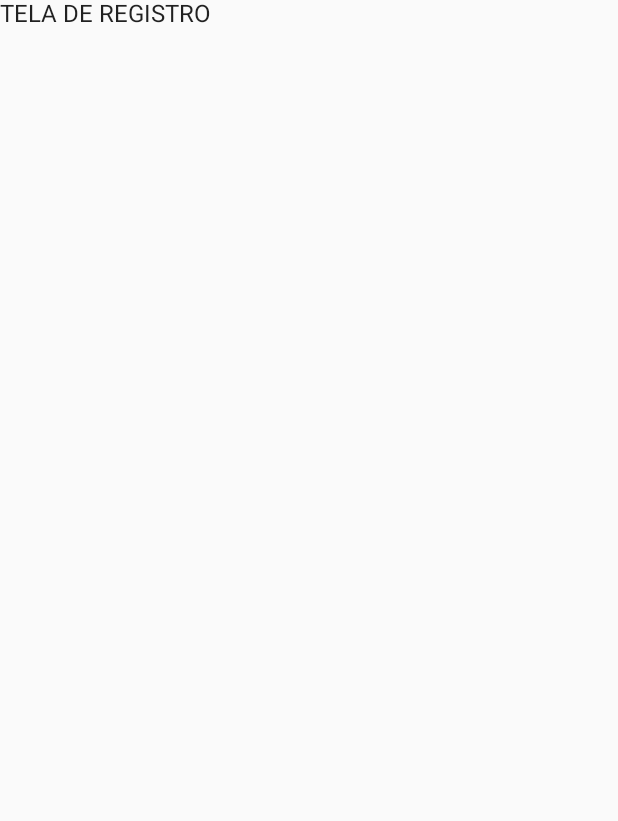
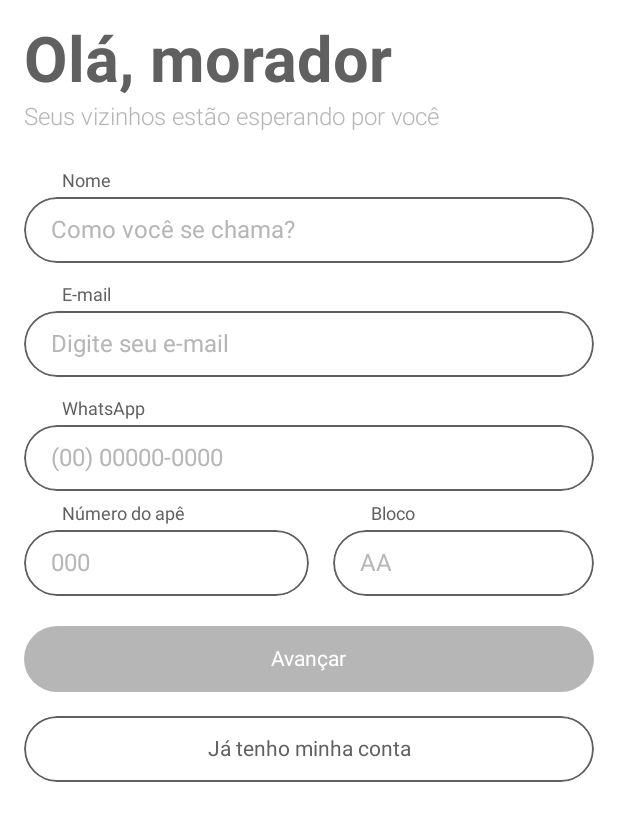
Before and after one commit to rodrigopedro81/QualApeCompose, an Android app built with Jetpack Compose: the RegisterScreen screen opened through its navigation route, on a phone screen of 412 x 824 dp. Before the commit the part shown is almost empty. Shown: the top 821 px of the screen. Run offline under Robolectric (Android 15) with nearby library versions, the phone set to English and light mode, and no system bars; our stand-ins replace Dagger/Hilt's generated code.

Commit message:
Several changes

```diff
--- a/app/src/main/java/com/qualapecompose/app/navigation/MainNavGraph.kt
+++ b/app/src/main/java/com/qualapecompose/app/navigation/MainNavGraph.kt
@@ -3,7 +3,7 @@ package com.qualapecompose.app.navigation
 import androidx.compose.runtime.Composable
 import androidx.navigation.NavHostController
 import androidx.navigation.compose.NavHost
-import com.qualapecompose.app.login.login.loginRoute
+import com.qualapecompose.app.screens.login.loginRoute
 import com.qualapecompose.app.screens.register.registerRoute
 
 @Composable
--- a/app/src/main/java/com/qualapecompose/app/screens/login/LoginScreen.kt
+++ b/app/src/main/java/com/qualapecompose/app/screens/login/LoginScreen.kt
@@ -1,11 +1,9 @@
-package com.qualapecompose.app.login.login
+package com.qualapecompose.app.screens.login
 
 import android.util.Log
 import androidx.compose.foundation.background
 import androidx.compose.foundation.layout.*
-import androidx.compose.runtime.Composable
-import androidx.compose.runtime.mutableStateOf
-import androidx.compose.runtime.remember
+import androidx.compose.runtime.*
 import androidx.compose.ui.Modifier
 import androidx.compose.ui.graphics.Color
 import androidx.compose.ui.res.painterResource
@@ -20,9 +18,10 @@ import com.authentication.FirebaseAuthenticator
 import com.domain.commons.Verifier
 import com.qualapecompose.R
 import com.qualapecompose.app.navigation.Screen
-import com.qualapecompose.app.screens.login.LoginViewModel
+import com.qualapecompose.app.utils.OnStateChanged
 import com.qualapecompose.designSystem.*
 import com.qualapecompose.ui.theme.QualApeComposeTheme
+import kotlinx.coroutines.flow.collect
 
 fun NavGraphBuilder.loginRoute(navController: NavHostController) {
     composable(route = Screen.Login.route) {
@@ -41,12 +40,17 @@ fun LoginScreen(
             .fillMaxSize()
             .padding(horizontal = 16.dp)
     ) {
-        val verifier = Verifier()
         val primaryButtonState = remember { mutableStateOf(false) }
         val emailText = remember { mutableStateOf("") }
         val emailIsValid = remember { mutableStateOf(false) }
         val password = remember { mutableStateOf("") }
         val passwordIsValid = remember { mutableStateOf(false) }
+        passwordIsValid.OnStateChanged {
+            primaryButtonState.value = it && emailIsValid.value
+        }
+        emailIsValid.OnStateChanged {
+            primaryButtonState.value = it && passwordIsValid.value
+        }
         VerticalSpacer(40.dp)
         SimpleHeader(text = "Você já é de casa!")
         VerticalSpacer(4.dp)
@@ -59,8 +63,7 @@ fun LoginScreen(
             leadingIcon = painterResource(id = R.drawable.ic_email),
             hint = "Digite seu e-mail",
             onTextChanged = { text ->
-                emailIsValid.value = verifier.isEmailValid(text)
-                primaryButtonState.value = emailIsValid.value && passwordIsValid.value
+                emailIsValid.value = Verifier.isEmailValid(text)
             }
         )
         VerticalSpacer(14.dp)
@@ -71,9 +74,7 @@ fun LoginScreen(
             leadingIcon = painterResource(id = R.drawable.ic_password),
             hint = "Digite sua senha",
             onTextChanged = { text ->
-                passwordIsValid.value = verifier.isPasswordValid(text)
-                primaryButtonState.value =
-                    emailIsValid.value && passwordIsValid.value
+                passwordIsValid.value = Verifier.isPasswordValid(text)
             }
         )
         VerticalSpacer(32.dp)
@@ -115,7 +116,9 @@ fun LoginPreview() {
                     email: String,
                     password: String,
                     callback: (isSuccessful: Boolean, errorMessage: String?) -> Unit
-                ) {}
+                ) {
+                }
+
                 override fun register(
                     email: String,
                     password: String,
--- a/app/src/main/java/com/qualapecompose/app/screens/login/LoginViewModel.kt
+++ b/app/src/main/java/com/qualapecompose/app/screens/login/LoginViewModel.kt
@@ -1,5 +1,7 @@
 package com.qualapecompose.app.screens.login
 
+import androidx.compose.runtime.mutableStateOf
+import androidx.compose.runtime.remember
 import androidx.lifecycle.ViewModel
 import com.authentication.FirebaseAuthenticator
 import dagger.hilt.android.lifecycle.HiltViewModel
@@ -9,6 +11,8 @@ import javax.inject.Inject
 class LoginViewModel @Inject constructor(
     private val firebaseAuthenticator: FirebaseAuthenticator,
 ): ViewModel() {
+
+
 
     fun login(
         email: String,
--- a/app/src/main/java/com/qualapecompose/app/screens/register/RegisterScreen.kt
+++ b/app/src/main/java/com/qualapecompose/app/screens/register/RegisterScreen.kt
@@ -1,29 +1,131 @@
 package com.qualapecompose.app.screens.register
 
-import androidx.compose.foundation.clickable
-import androidx.compose.foundation.layout.Box
-import androidx.compose.material.Text
+import androidx.compose.foundation.background
+import androidx.compose.foundation.layout.*
 import androidx.compose.runtime.Composable
+import androidx.compose.runtime.mutableStateOf
+import androidx.compose.runtime.remember
 import androidx.compose.ui.Modifier
+import androidx.compose.ui.graphics.Color
+import androidx.compose.ui.tooling.preview.Preview
+import androidx.compose.ui.unit.dp
 import androidx.navigation.NavGraphBuilder
 import androidx.navigation.NavHostController
 import androidx.navigation.compose.composable
+import androidx.navigation.compose.rememberNavController
+import com.domain.commons.Verifier
 import com.qualapecompose.app.navigation.Screen
+import com.qualapecompose.app.utils.OnEachStateChanged
+import com.qualapecompose.designSystem.*
+import com.qualapecompose.ui.theme.QualApeComposeTheme
 
 fun NavGraphBuilder.registerRoute(navController: NavHostController) {
-    composable(route = Screen.Register.route){
+    composable(route = Screen.Register.route) {
         RegisterScreen(navController)
     }
 }
 
 @Composable
-fun RegisterScreen(navController: NavHostController) {
-    Box {
-        Text(
-            text = "TELA DE REGISTRO",
-            modifier = Modifier.clickable {
-                navController.navigate(Screen.Login.route)
-            }
+fun RegisterScreen(
+    navController: NavHostController,
+) {
+    Column(
+        modifier = Modifier
+            .background(Color.White)
+            .fillMaxSize()
+            .padding(16.dp)
+    )
+    {
+        val nameText = remember { mutableStateOf("") }
+        val nameIsValid = remember { mutableStateOf(false) }
+        val emailText = remember { mutableStateOf("") }
+        val emailIsValid = remember { mutableStateOf(false) }
+        val whatsappText = remember { mutableStateOf("") }
+        val whatsappIsValid = remember { mutableStateOf(false) }
+        val apartmentText = remember { mutableStateOf("") }
+        val apartmentIsValid = remember { mutableStateOf(false) }
+        val blockText = remember { mutableStateOf("") }
+        val blockIsValid = remember { mutableStateOf(false) }
+        val primaryButtonState = remember { mutableStateOf(false) }
+        listOf(
+            nameIsValid,
+            emailIsValid,
+            whatsappIsValid,
+            apartmentIsValid,
+            blockIsValid
+        ).OnEachStateChanged { observedStates, _ ->
+            primaryButtonState.value = observedStates.all { it.value }
+        }
+        SimpleHeader(text = "Olá, morador")
+        VerticalSpacer(dp = 4.dp)
+        SimpleCaption(text = "Seus vizinhos estão esperando por você")
+        VerticalSpacer(dp = 26.dp)
+        MainEditText(
+            text = nameText,
+            label = "Nome",
+            isValid = nameIsValid,
+//            leadingIcon = painterResource(id = R.drawable.ic_email),
+            hint = "Como você se chama?",
+            onTextChanged = { nameIsValid.value = Verifier.isNameValid(it) }
+        )
+        VerticalSpacer(dp = 14.dp)
+        MainEditText(
+            text = emailText,
+            label = "E-mail",
+            isValid = emailIsValid,
+//            leadingIcon = painterResource(id = R.drawable.ic_email),
+            hint = "Digite seu e-mail",
+            onTextChanged = { emailIsValid.value = Verifier.isEmailValid(it) }
+        )
+        VerticalSpacer(dp = 14.dp)
+        MainEditText(
+            text = whatsappText,
+            label = "WhatsApp",
+            isValid = whatsappIsValid,
+//            leadingIcon = painterResource(id = R.drawable.ic_email),
+            hint = "(00) 00000-0000",
+            onTextChanged = { whatsappIsValid.value = Verifier.isWhatsappValid(it) }
+        )
+        VerticalSpacer(dp = 8.dp)
+        Row(modifier = Modifier.fillMaxWidth()) {
+            MainEditText(
+                modifier = Modifier.fillMaxWidth(0.5f),
+                text = apartmentText,
+                label = "Número do apê",
+                isValid = apartmentIsValid,
+//            leadingIcon = painterResource(id = R.drawable.ic_email),
+                hint = "000",
+                onTextChanged = { apartmentIsValid.value = Verifier.isApartmentValid(it) }
+            )
+            HorizontalSpacer(dp = 16.dp)
+            MainEditText(
+                modifier = Modifier.fillMaxWidth(),
+                text = blockText,
+                label = "Bloco",
+                isValid = blockIsValid,
+//            leadingIcon = painterResource(id = R.drawable.ic_email),
+                hint = "AA",
+                onTextChanged = { blockIsValid.value = Verifier.isBlockValid(it) }
+            )
+        }
+        VerticalSpacer(dp = 20.dp)
+        PrimaryMainButton(
+            buttonText = "Avançar",
+            isButtonEnabled = primaryButtonState,
+            onClick = { }
+        )
+        VerticalSpacer(dp = 16.dp)
+        SecondaryMainButton(
+            buttonText = "Já tenho minha conta",
+            onClick = { }
         )
     }
 }
+
+@Preview
+@Composable
+fun RegisterScreenPreview() {
+    QualApeComposeTheme {
+        RegisterScreen(navController = rememberNavController())
+    }
+}
--- /dev/null
+++ b/app/src/main/java/com/qualapecompose/app/screens/register/RegisterViewModel.kt
@@ -0,0 +1,8 @@
+package com.qualapecompose.app.screens.register
+
+import androidx.lifecycle.ViewModel
+import dagger.hilt.android.lifecycle.HiltViewModel
+
+class RegisterViewModel: ViewModel() {
+
+}
--- /dev/null
+++ b/app/src/main/java/com/qualapecompose/app/utils/ComposeUtils.kt
@@ -0,0 +1,31 @@
+package com.qualapecompose.app.utils
+
+import androidx.compose.runtime.Composable
+import androidx.compose.runtime.LaunchedEffect
+import androidx.compose.runtime.MutableState
+import androidx.compose.runtime.snapshotFlow
+
+@Composable
+fun <T> MutableState<T>.OnStateChanged(callback: (newState: T) -> Unit) {
+    val state = this
+    LaunchedEffect(state) {
+        snapshotFlow { state.value }.collect {
+            callback.invoke(it)
+        }
+    }
+}
+
+@Composable
+fun <T> List<MutableState<T>>.OnEachStateChanged(
+    callback: (observedStates: List<MutableState<T>>, newState: T) -> Unit
+) {
+    val observedStates = this
+    forEach {
+        val state = it
+        LaunchedEffect(state) {
+            snapshotFlow { state.value }.collect { newState ->
+                callback.invoke(observedStates, newState)
+            }
+        }
+    }
+}
--- a/domain/src/main/java/com/domain/commons/Verifier.kt
+++ b/domain/src/main/java/com/domain/commons/Verifier.kt
@@ -1,6 +1,6 @@
 package com.domain.commons
 
-class Verifier {
+object Verifier {
 
     fun isWhatsappValid(string: String): Boolean =
         android.util.Patterns.PHONE.matcher(string).matches()
--- a/gradle.properties
+++ b/gradle.properties
@@ -6,7 +6,7 @@
 # http://www.gradle.org/docs/current/userguide/build_environment.html
 # Specifies the JVM arguments used for the daemon process.
 # The setting is particularly useful for tweaking memory settings.
--XX=MaxHeapSize=512m
+org.gradle.jvmargs=-Xmx2048m -Dfile.encoding=UTF-8
 # When configured, Gradle will run in incubating parallel mode.
 # This option should only be used with decoupled projects. More details, visit
 # http://www.gradle.org/docs/current/userguide/multi_project_builds.html#sec:decoupled_projects
```
